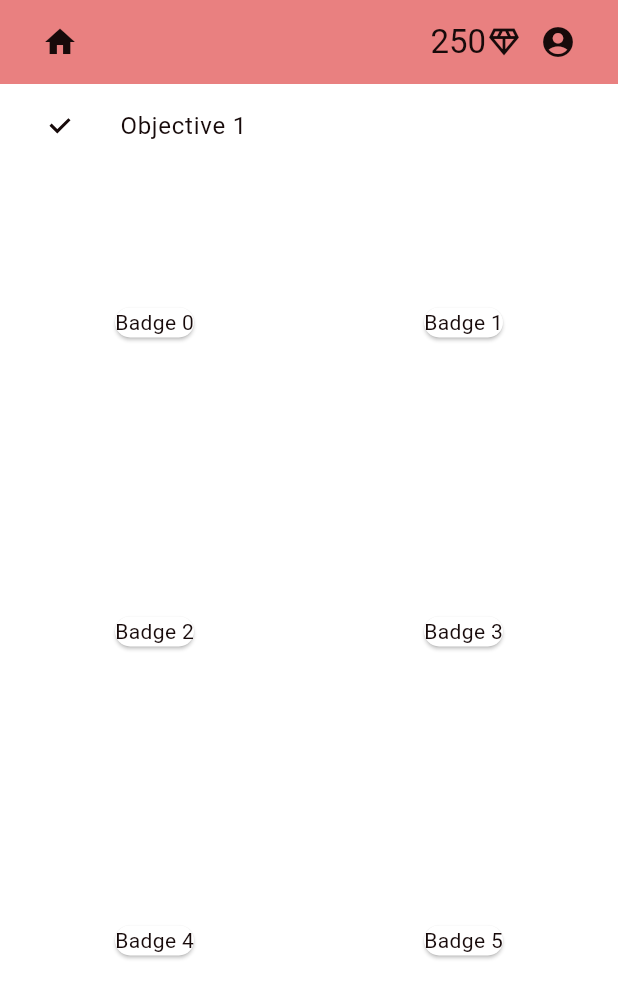
After one commit to NoahFraiture/Starthack24, a Flutter app: the ObjectivesBadgesPage screen opened directly, on a phone screen of 412 x 824 dp. The commit adds this screen. Shown: the top 998 px of the screen. Run offline on Flutter 3.47's test engine with Material 3 defaults, Android fonts, the phone set to English and light mode, and no system bars; our stand-ins replace pedometer, timer_count_down; missing offline and left inert: flutter_activity_recognition.

Commit message:
begin of branches

```diff
--- /dev/null
+++ b/bellcoach/lib/page/objectives_badges.dart
@@ -0,0 +1,34 @@
+import 'package:flutter/material.dart';
+
+import '../widget/top_bar_custom.dart';
+
+class ObjectivesBadgesPage extends StatelessWidget {
+  @override
+  Widget build(BuildContext context) {
+    return Scaffold(
+      appBar: const TopBarCustom(),
+      body: Column(
+        children: [
+          ListTile(
+            leading: Checkbox(
+                value: true, // set true if goal is reached, false if not
+                onChanged: (value) { /* handle when the checkbox changes */ }),
+            title: Text('Objective 1'),
+          ),
+          Expanded(
+            child: GridView.count(
+              crossAxisCount: 2,
+              children: List.generate(10, (index) {
+                return Center(
+                  child: Card(
+                    child: Text('Badge $index'),
+                  ),
+                );
+              }),
+            ),
+          ),
+        ],
+      ),
+    );
+  }
+}
--- a/bellcoach/lib/page/problems_page.dart
+++ b/bellcoach/lib/page/problems_page.dart
@@ -86,10 +86,10 @@ class _Problems extends State<Problems> {
                 child: Container(
                     height: 50,
                     width: 50,
-                    decoration: const BoxDecoration(
+                    decoration: BoxDecoration(
                         shape: BoxShape.circle,
                         image: DecorationImage(
-                          image: AssetImage("assets/duolingo.png"),
+                          image: AssetImage(people.picturePath),
                           fit: BoxFit.cover,
                         )))),
           ]),
--- a/bellcoach/lib/page/profile_page.dart
+++ b/bellcoach/lib/page/profile_page.dart
@@ -28,7 +28,7 @@ class _ProfilePage extends State<ProfilePage> {
           children: [
             const CircleAvatar(
               radius: 50.0,
-              backgroundImage: AssetImage('assets/duolingo.png'),
+              backgroundImage: AssetImage('assets/Coach2-1.png'),
             ),
             const SizedBox(height: 50.0),
             ElevatedButton(
@@ -60,7 +60,7 @@ class _ProfilePage extends State<ProfilePage> {
           children: [
             const CircleAvatar(
               radius: 50.0,
-              backgroundImage: AssetImage('assets/duolingo.png'),
+              backgroundImage: AssetImage('assets/noah.png'),
             ),
             const SizedBox(height: 10.0),
             Text("Hello ${UserCustom.name}"),
--- a/bellcoach/lib/user.dart
+++ b/bellcoach/lib/user.dart
@@ -1,5 +1,4 @@
 import 'dart:math';
-
 import 'package:bellcoach/page/notifications.dart';
 
 class UserCustom {
@@ -51,24 +50,24 @@ class UserCustom {
   ], [
     Notification(
         People("John Doe", "assets/duolingo.png", Place.brussels, 150, true, Language.english,
-            "john@doe.com", ["I am looking for help with programming"], [], []),
+            "john@doe.com", ["I am looking for help with programming"], [], [],[],[]),
         DateTime.now().subtract(const Duration(hours: 1)),
         "You have a new friend request",
         NotificationType.friendRequest),
     Notification(
         People("Jane Smith", "assets/vic.png", Place.madrid, 50, false, Language.french,
-            "jane@smith.com", ["I love learning new languages"], [], []),
+            "jane@smith.com", ["I love learning new languages"], [], [],[],[]),
         DateTime.now().subtract(const Duration(hours: 2)),
         "Objectives fulfilled",
         NotificationType.objectivesFulfilled),
     Notification(
         People("Charlie Brown", "assets/dede.png", Place.budapest, 300, true, Language.spanish,
-            "charlie@brown.com", ["Need recommendations for books"], [], []),
+            "charlie@brown.com", ["Need recommendations for books"], [], [],[],[]),
         DateTime.now().subtract(const Duration(hours: 3)),
         "New worker arrived in the "
         "area",
         NotificationType.newWorkerArrived)
-  ]);
+  ],[],[]);
   static bool connected = false;
   static Language language = self.language;
   static String name = self.name;
@@ -88,7 +87,7 @@ class UserCustom {
         "bryce@noah.com",
         ["I lost my underwears, does anyone know how to get them back?", "I also lost my shoes"],
         [],
-        []),
+        [],[],[]),
     People("Victoria", "assets/duolingo.png", Place.brussels, 0, true, Language.french,
         "victoria@noah.com", [
       "Lorem ipsum dolor sit amet, consectetur adipiscing elit, sed do eiusmod tempor "
@@ -97,16 +96,18 @@ class UserCustom {
           "irure dolor in reprehenderit in voluptate velit esse cillum dolore eu fugiat nulla "
           "pariatur. Excepteur sint occaecat cupidatat non proident, sunt in culpa qui officia "
           "deserunt mollit anim id est laborum."
-    ], [], []),
+    ], [], [],[],[]),
     People("Delphine", "assets/duolingo.png", Place.budapest, 0, true, Language.english,
-        "delphine@noah.com", [], [], []),
+        "delphine@noah.com", [], [], [],[],[]),
     People("Manu", "assets/duolingo.png", Place.brussels, 0, false, Language.french,
-        "manu@noah.com", ["I'm hungry, does someone have a pizza ?"], [], []),
+        "manu@noah.com", ["I'm hungry, does someone have a pizza ?"], [], [],[],[]),
     People("Machin", "assets/duolingo.png", Place.brussels, 0, false, Language.german,
-        "manu@noah.com", [], [], []),
+        "manu@noah.com", [], [], [],[],[]),
     People("machin", "assets/duolingo.png", Place.budapest, 0, false, Language.french,
-        "manu@noah.com", [], [], []),
+        "manu@noah.com", [], [], [],[],[]),
   ];
+  static List<String> earnedBadges = self.earnedBadges;
+  static List<String> achievedGoals = self.achievedGoals;
 
   static final UserCustom _singleton = UserCustom._internal();
   UserCustom._internal();
@@ -137,6 +138,7 @@ class UserCustom {
         return "German";
     }
   }
+
 }
 
 class Walk {
@@ -168,9 +170,11 @@ class People {
   List<String> problems;
   List<ActivityData> activity;
   List<Notification> notifications;
+  List<String> achievedGoals;
+  List<String> earnedBadges;
 
   People(this.name, this.picturePath, this.place, this.credits, this.isFriend, this.language,
-      this.email, this.problems, this.activity, this.notifications);
+      this.email, this.problems, this.activity, this.notifications, this.achievedGoals, this.earnedBadges);
 
   void addProblem(String problem) {
     problems.add(problem);
@@ -182,6 +186,13 @@ class People {
 
   void removeNotification(int index) {
     notifications.removeAt(index);
+  }
+  void addAchievedGoal(String goal) {
+    achievedGoals.add(goal);
+  }
+
+  void addEarnedBadge(String badge) {
+    earnedBadges.add(badge);
   }
 }
 
```
Also changed, not shown: bellcoach/lib/main.dart (+58 -21 lines), bellcoach/assets/bryce.png (added), bellcoach/assets/manu.png (added), bellcoach/assets/noah.png (added).
